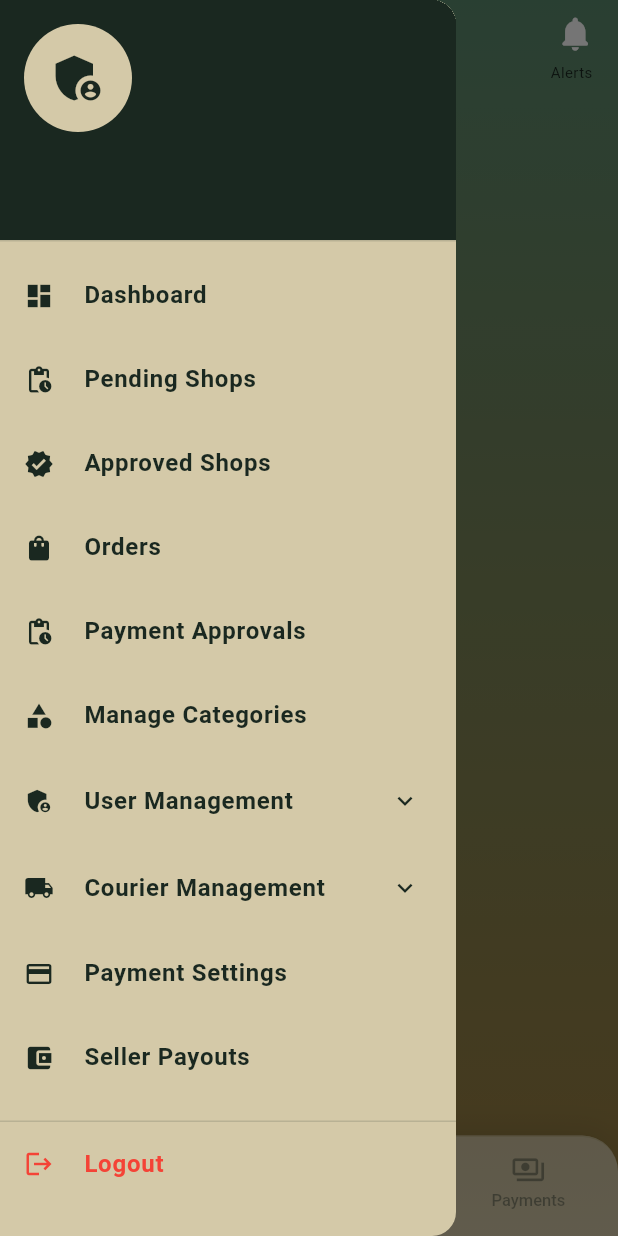
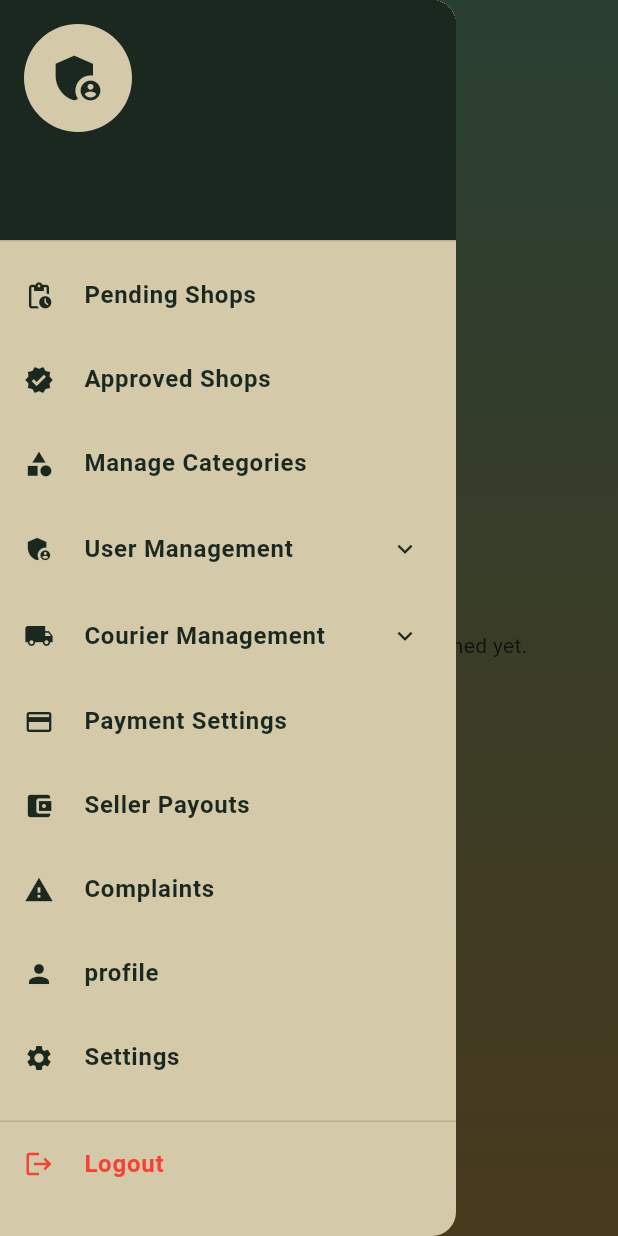
Before and after one commit to Samia39/RiceMartAI_Frontend_Flutter, a Flutter app: the AdminHomeShell screen opened by its route, with the side drawer open, on a phone screen of 412 x 824 dp. Run offline on Flutter 3.47's test engine with Material 3 defaults, Android fonts, the phone set to English and light mode, and no system bars; our stand-ins replace camera, get, get_storage, image_picker, permission_handler, shared_preferences; missing offline and left inert: flutter_stripe; accounts and stored records are empty; network calls fail; Roboto replaces fonts that are missing (Poppins).

Commit message:
Admin Permissions set

```diff
--- a/lib/controllers/admin/admin_shell_controller.dart
+++ b/lib/controllers/admin/admin_shell_controller.dart
@@ -1,19 +1,27 @@
 import 'package:get/get.dart';
+
+/// Stable identifiers for each admin dashboard tab. Using an enum instead
+/// of a raw index means the Drawer never needs to know which position a
+/// tab happens to sit at in AdminHomeShell's filtered, permission-based
+/// tab list — it just asks for the tab it means, and the shell resolves
+/// it to whatever index that tab currently occupies (or ignores it if the
+/// admin doesn't have permission to see it at all).
+enum AdminTab { dashboard, shops, orders, payments }
 
 /// Lets the AdminDrawer switch AdminHomeShell's bottom-nav tab
 /// (and the Shops sub-tab) instead of pushing a duplicate screen.
 class AdminShellController extends GetxController {
-  final RxInt selectedIndex = 0.obs;
+  final Rx<AdminTab> selectedTab = AdminTab.dashboard.obs;
 
   // 0 = Pending, 1 = Approved, 2 = Rejected (matches AdminShopsTab's TabController)
   final RxInt shopsSubTabIndex = 0.obs;
 
-  void goToTab(int index) {
-    selectedIndex.value = index;
+  void goToTab(AdminTab tab) {
+    selectedTab.value = tab;
   }
 
   void goToShopsTab(int subTabIndex) {
-    selectedIndex.value = 1; // Shops tab
+    selectedTab.value = AdminTab.shops;
     shopsSubTabIndex.value = subTabIndex;
   }
 }
--- a/lib/screens/admin_screens/dashboard/admin_dashboard.dart
+++ b/lib/screens/admin_screens/dashboard/admin_dashboard.dart
@@ -142,7 +142,7 @@
               child: NotificationBell(iconColor: Colors.white, size: 24),
             ),
 
-            if (PermissionService.hasPermission('view settings'))
+            if (PermissionService.hasPermission('manage settings'))
               _appBarAction(
                 icon: Icons.settings,
                 label: "Settings",
--- a/lib/screens/admin_screens/dashboard/admin_home_shell.dart
+++ b/lib/screens/admin_screens/dashboard/admin_home_shell.dart
@@ -21,54 +21,109 @@
 class _AdminHomeShellState extends State<AdminHomeShell> {
   final AdminShellController _shellController = Get.put(AdminShellController());
 
-  final List<Widget> _tabs = const [
-    AdminDashboardTab(),
-    AdminShopsTab(),
-    AdminOrdersScreen(),
-    PaymentScreen(),
-  ];
+  late final List<_TabEntry> _visibleTabs;
 
-  // Titles shown in the persistent top bar per tab.
-  static const List<String> _titles = [
-    "Admin Dashboard",
-    "Shops",
-    "Orders",
-    "Payments",
-  ];
+  @override
+  void initState() {
+    super.initState();
 
-  static const List<_NavItemData> _navItems = [
-    _NavItemData(
+    final allTabs = <_TabEntry>[
+      _TabEntry(
+        tab: AdminTab.dashboard,
+        permission: 'view admin dashboard',
+        title: "Admin Dashboard",
+        page: const AdminDashboardTab(),
+        nav: const _NavItemData(
           icon: Icons.dashboard_outlined,
           activeIcon: Icons.dashboard,
           label: "Dashboard",
         ),
-    _NavItemData(
+      ),
+      _TabEntry(
+        tab: AdminTab.shops,
+        permission: 'view all shops',
+        title: "Shops",
+        page: const AdminShopsTab(),
+        nav: const _NavItemData(
           icon: Icons.store_outlined,
           activeIcon: Icons.store,
           label: "Shops",
         ),
-    _NavItemData(
+      ),
+      _TabEntry(
+        tab: AdminTab.orders,
+        permission: 'view all orders',
+        title: "Orders",
+        page: const AdminOrdersScreen(),
+        nav: const _NavItemData(
           icon: Icons.shopping_bag_outlined,
           activeIcon: Icons.shopping_bag,
           label: "Orders",
         ),
-    _NavItemData(
+      ),
+      _TabEntry(
+        tab: AdminTab.payments,
+        permission: 'view all payments',
+        title: "Payments",
+        page: const PaymentScreen(),
+        nav: const _NavItemData(
           icon: Icons.payments_outlined,
           activeIcon: Icons.payments,
           label: "Payments",
         ),
+      ),
     ];
+
+    _visibleTabs = allTabs
+        .where((tab) => PermissionService.hasPermission(tab.permission))
+        .toList();
+
+    // If the controller's currently-selected tab isn't one this admin can
+    // see (e.g. Drawer requested a tab with no permission, or a permission
+    // was revoked since last login), fall back to the first visible tab.
+    if (!_visibleTabs.any((t) => t.tab == _shellController.selectedTab.value)) {
+      if (_visibleTabs.isNotEmpty) {
+        _shellController.selectedTab.value = _visibleTabs.first.tab;
+      }
+    }
+  }
+
+  int get _selectedIndex {
+    final index = _visibleTabs.indexWhere(
+      (t) => t.tab == _shellController.selectedTab.value,
+    );
+    return index == -1 ? 0 : index;
+  }
 
   @override
   Widget build(BuildContext context) {
+    if (_visibleTabs.isEmpty) {
       return Container(
         decoration: AppDecorations.gradientBackground,
         child: Scaffold(
           backgroundColor: Colors.transparent,
-        // Drawer now lives here, so it's reachable from every tab.
+          drawer: const AdminDrawer(),
+          appBar: AppBar(title: const Text("Admin")),
+          body: const Center(
+            child: Padding(
+              padding: EdgeInsets.all(24),
+              child: Text(
+                "You don't have any permissions assigned yet.\nPlease contact Super Admin.",
+                textAlign: TextAlign.center,
+              ),
+            ),
+          ),
+        ),
+      );
+    }
+
+    return Container(
+      decoration: AppDecorations.gradientBackground,
+      child: Scaffold(
+        backgroundColor: Colors.transparent,
         drawer: const AdminDrawer(),
         appBar: AppBar(
-          title: Obx(() => Text(_titles[_shellController.selectedIndex.value])),
+          title: Obx(() => Text(_visibleTabs[_selectedIndex].title)),
           centerTitle: true,
           actions: [
             if (PermissionService.hasPermission('create sellers'))
@@ -78,12 +133,6 @@
                 color: AppColors.darkGreen,
                 onTap: () => Get.toNamed(AppRoutes.addSeller),
               ),
-
-            // =========================
-            // NOTIFICATIONS — now wrapped in the same icon+label layout as
-            // Add Shop / Settings so all three sit at equal height with
-            // matching labels underneath, instead of the bell floating alone.
-            // =========================
             Padding(
               padding: const EdgeInsets.only(right: 12),
               child: Column(
@@ -102,7 +151,6 @@
                 ],
               ),
             ),
-
             if (PermissionService.hasPermission('manage settings'))
               _appBarAction(
                 icon: Icons.settings,
@@ -114,11 +162,11 @@
         ),
         body: Obx(
           () => IndexedStack(
-            index: _shellController.selectedIndex.value,
-            children: _tabs,
+            index: _selectedIndex,
+            children: _visibleTabs.map((t) => t.page).toList(),
           ),
         ),
-        bottomNavigationBar: _buildBottomNav(),
+        bottomNavigationBar: _visibleTabs.length > 1 ? _buildBottomNav() : null,
       ),
     );
   }
@@ -182,14 +230,14 @@
           child: Obx(
             () => Row(
               mainAxisAlignment: MainAxisAlignment.spaceAround,
-              children: List.generate(_navItems.length, (i) {
-                final item = _navItems[i];
-                final selected = _shellController.selectedIndex.value == i;
+              children: List.generate(_visibleTabs.length, (i) {
+                final entry = _visibleTabs[i];
+                final selected = _selectedIndex == i;
 
                 return _NavButton(
-                  item: item,
+                  item: entry.nav,
                   selected: selected,
-                  onTap: () => _shellController.selectedIndex.value = i,
+                  onTap: () => _shellController.selectedTab.value = entry.tab,
                 );
               }),
             ),
@@ -198,6 +246,22 @@
       ),
     );
   }
+}
+
+class _TabEntry {
+  final AdminTab tab;
+  final String permission;
+  final String title;
+  final Widget page;
+  final _NavItemData nav;
+
+  const _TabEntry({
+    required this.tab,
+    required this.permission,
+    required this.title,
+    required this.page,
+    required this.nav,
+  });
 }
 
 class _NavItemData {
--- a/lib/screens/shared/notification_screen.dart
+++ b/lib/screens/shared/notification_screen.dart
@@ -166,7 +166,9 @@
         if (_isAdmin) {
           if (Get.isRegistered<AdminShellController>()) {
             // Shell already alive — just switch its tab and pop back to it.
-            Get.find<AdminShellController>().goToTab(3);
+            Get.find<AdminShellController>().goToTab(
+              AdminTab.payments,
+            ); // was: goToTab(3)
             Get.until((route) => route.isFirst);
           } else {
             // Cold start — rebuild the shell, then set the tab once its
@@ -174,7 +176,9 @@
             await Get.offAllNamed(AppRoutes.adminDashboard);
             WidgetsBinding.instance.addPostFrameCallback((_) {
               if (Get.isRegistered<AdminShellController>()) {
-                Get.find<AdminShellController>().goToTab(3);
+                Get.find<AdminShellController>().goToTab(
+                  AdminTab.payments,
+                ); // was: goToTab(3)
               }
             });
           }
--- a/lib/widgets/admin_drawer.dart
+++ b/lib/widgets/admin_drawer.dart
@@ -1,6 +1,7 @@
 import 'package:flutter/material.dart';
 import 'package:get/get.dart';
 import 'package:get_storage/get_storage.dart';
+import 'package:ricemart_ai/core/services/admin/permission_service.dart';
 import '../routes/app_routes.dart';
 import '../controllers/admin/user_management/permissions_controller.dart';
 import '../core/utils/themes.dart';
@@ -68,12 +69,15 @@
               padding: EdgeInsets.zero,
               children: [
                 // DASHBOARD
+                if (PermissionService.hasPermission('view admin dashboard'))
                   drawerItem(
                     icon: Icons.dashboard,
                     title: "Dashboard",
                     onTap: () {
                       Navigator.pop(context);
-                    Get.find<AdminShellController>().goToTab(0);
+                      Get.find<AdminShellController>().goToTab(
+                        AdminTab.dashboard,
+                      ); // was: goToTab(0)
                     },
                   ),
 
@@ -98,22 +102,27 @@
                 ),
 
                 // ORDERS
+                if (PermissionService.hasPermission('view all orders'))
                   drawerItem(
                     icon: Icons.shopping_bag,
                     title: "Orders",
                     onTap: () {
                       Navigator.pop(context);
-                    Get.find<AdminShellController>().goToTab(2);
+                      Get.find<AdminShellController>().goToTab(
+                        AdminTab.orders,
+                      ); // was: goToTab(2)
                     },
                   ),
-
                 // PAYMENT APPROVALS
+                if (PermissionService.hasPermission('view all payments'))
                   drawerItem(
                     icon: Icons.pending_actions,
                     title: "Payment Approvals",
                     onTap: () {
                       Navigator.pop(context);
-                    Get.find<AdminShellController>().goToTab(3);
+                      Get.find<AdminShellController>().goToTab(
+                        AdminTab.payments,
+                      ); // was: goToTab(3)
                     },
                   ),
 
```
Also changed, not shown: lib/screens/admin_screens/dashboard/admin_dashboard_tab.dart (+0 -7 lines). Lines whose indentation alone changed are shown as unchanged.
